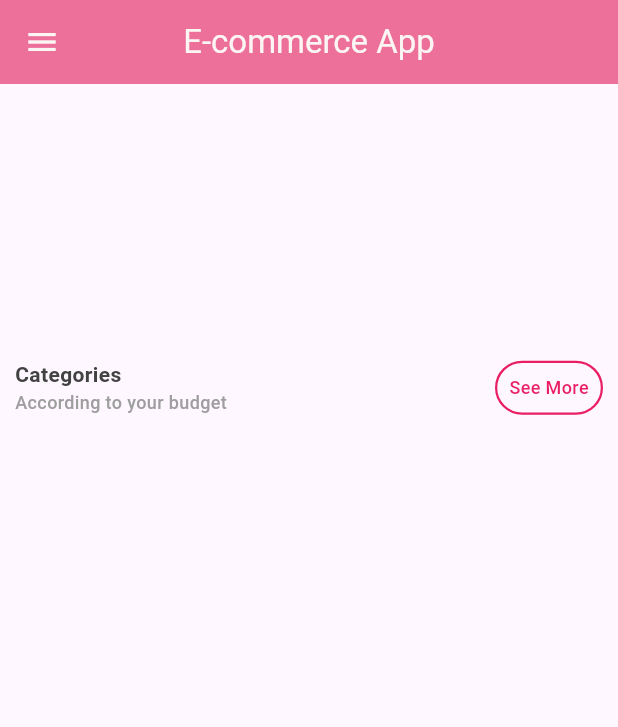
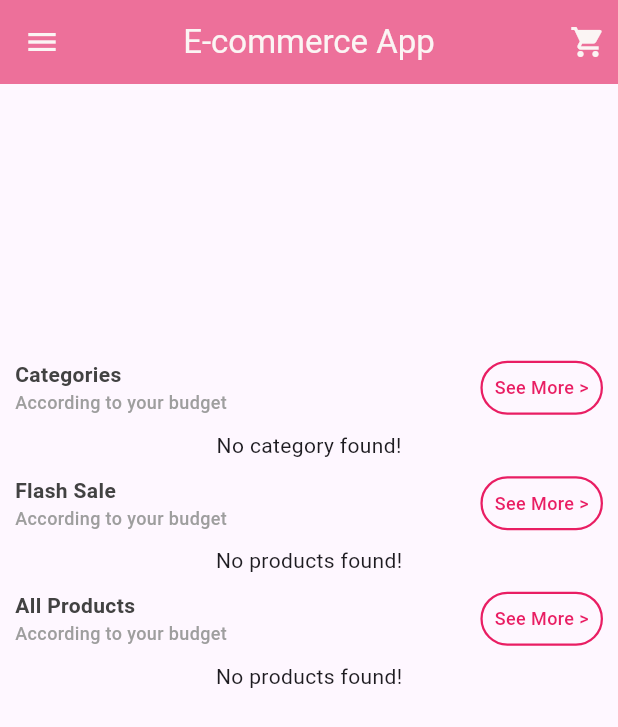
Before and after one commit to Karanbohara01/mobile-ecommerce, a Flutter app: the MainScreen screen opened directly, on a phone screen of 412 x 824 dp. Shown: the top 727 px of the screen. Run offline on Flutter 3.47's test engine with Material 3 defaults, Android fonts, the phone set to English and light mode, and no system bars; drawn by our look-alikes of carousel_slider; our stand-ins replace cached_network_image, cloud_firestore, firebase_auth, firebase_core, firebase_messaging, flutter_easyloading and 6 more; missing offline and left inert: dart:ffi, image_card; accounts and stored records are empty.

Commit message:
minor-bug-fixes

```diff
--- a/lib/screens/user-panel/main-screen.dart
+++ b/lib/screens/user-panel/main-screen.dart
@@ -1,12 +1,19 @@
-// ignore_for_file: file_names, prefer_const_constructors
 
 import 'package:flutter/material.dart';
-import 'package:flutter_application_e_comm/widgets/banner-widget.dart';
-import 'package:flutter_application_e_comm/widgets/custom-drawer-widget.dart';
-import 'package:flutter_application_e_comm/widgets/heading-widget.dart';
+import 'package:flutter/services.dart';
+import 'package:flutter_application_e_comm/utils/app-constant.dart';
 import 'package:get/get.dart';
 
-import '../../utils/app-constant.dart';
+import '../../widgets/all-products-widget.dart';
+import '../../widgets/banner-widget.dart';
+import '../../widgets/category-widget.dart';
+import '../../widgets/custom-drawer-widget.dart';
+import '../../widgets/flash-sale-widget.dart';
+import '../../widgets/heading-widget.dart';
+import 'all-categories-screen.dart';
+import 'all-flash-sale-products.dart';
+import 'all-products-screen.dart';
+import 'cart-screen.dart';
 
 class MainScreen extends StatelessWidget {
   const MainScreen({super.key});
@@ -16,24 +23,70 @@ class MainScreen extends StatelessWidget {
     return Scaffold(
       appBar: AppBar(
         iconTheme: IconThemeData(color: AppConstants.textColor),
+        systemOverlayStyle: SystemUiOverlayStyle(
+            statusBarColor: AppConstants.secondaryColor,
+            statusBarIconBrightness: Brightness.light),
         backgroundColor: AppConstants.primaryColor,
-        title: Text(AppConstants.appName,style: TextStyle(color: AppConstants.textColor),),
+        title: Text(
+          AppConstants.appName ,
+          style: TextStyle(color: AppConstants.textColor),
+        ),
         centerTitle: true,
-
+        actions: [
+          GestureDetector(
+            onTap: () => Get.to(() => CartScreen()),
+            child: Padding(
+              padding: const EdgeInsets.all(8.0),
+              child: Icon(
+                Icons.shopping_cart,
+              ),
+            ),
+          ),
+        ],
       ),
       drawer: DrawerWidget(),
       body: SingleChildScrollView(
         physics: BouncingScrollPhysics(),
-        child: Column(
-          children: [
-            SizedBox(height:Get.height/90.0,),
-            // Text("Karan")
-            // Banner
-            BannerWidget(),
-          //   heading
-            HeadingWidget(headingTitle: "Categories", headingSubTitle: "According to your budget", onTap: (){}, buttonText: "See More")
+        child: Container(
+          child: Column(
+            children: [
+              SizedBox(
+                height: Get.height / 90.0,
+              ),
+              //banners
+              BannerWidget(),
 
-          ],
+              //heading
+              HeadingWidget(
+                headingTitle: "Categories",
+                headingSubTitle: "According to your budget",
+                onTap: () => Get.to(() => AllCategoriesScreen()),
+                buttonText: "See More >",
+              ),
+
+              CategoriesWidget(),
+
+              //heading
+              HeadingWidget(
+                headingTitle: "Flash Sale",
+                headingSubTitle: "According to your budget",
+                onTap: () => Get.to(() => AllFlashSaleProductScreen()),
+                buttonText: "See More >",
+              ),
+
+              FlashSaleWidget(),
+
+              //heading
+              HeadingWidget(
+                headingTitle: "All Products",
+                headingSubTitle: "According to your budget",
+                onTap: () => Get.to(() => AllProductsScreen()),
+                buttonText: "See More >",
+              ),
+
+              AllProductsWidget(),
+            ],
+          ),
         ),
       ),
     );
```
Also changed, not shown: lib/main.dart (+6 -2 lines), lib/screens/auth-ui/splash-screen.dart (+6 -1 lines), lib/screens/auth-ui/welcome_screen.dart (+20 -16 lines).
